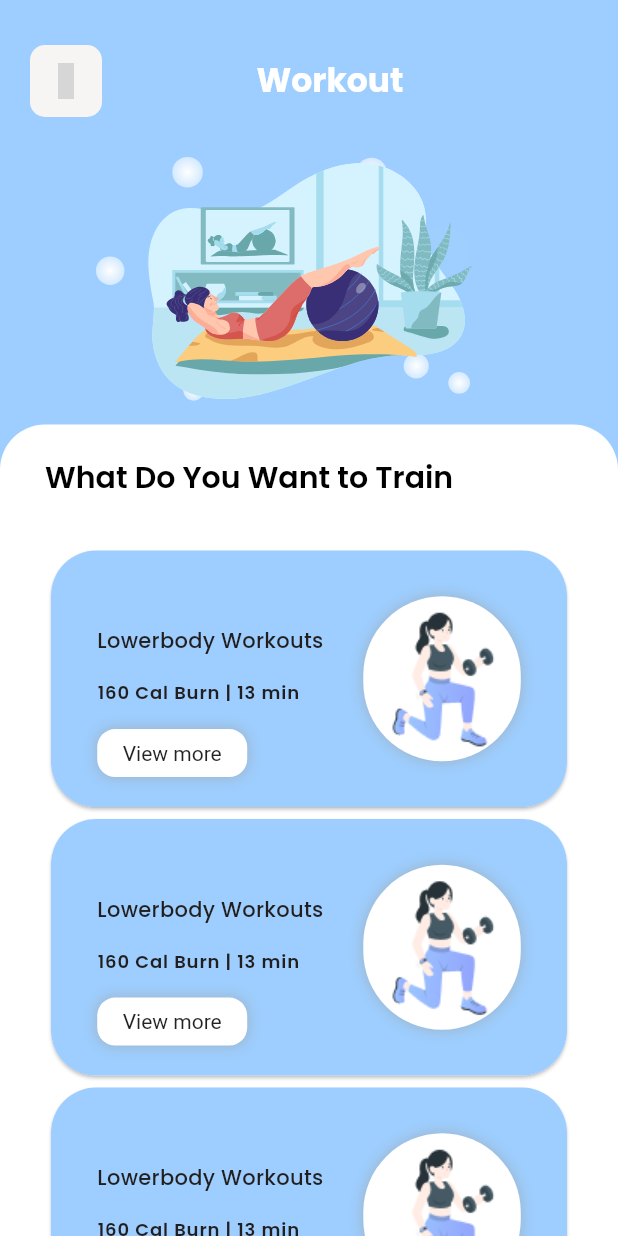
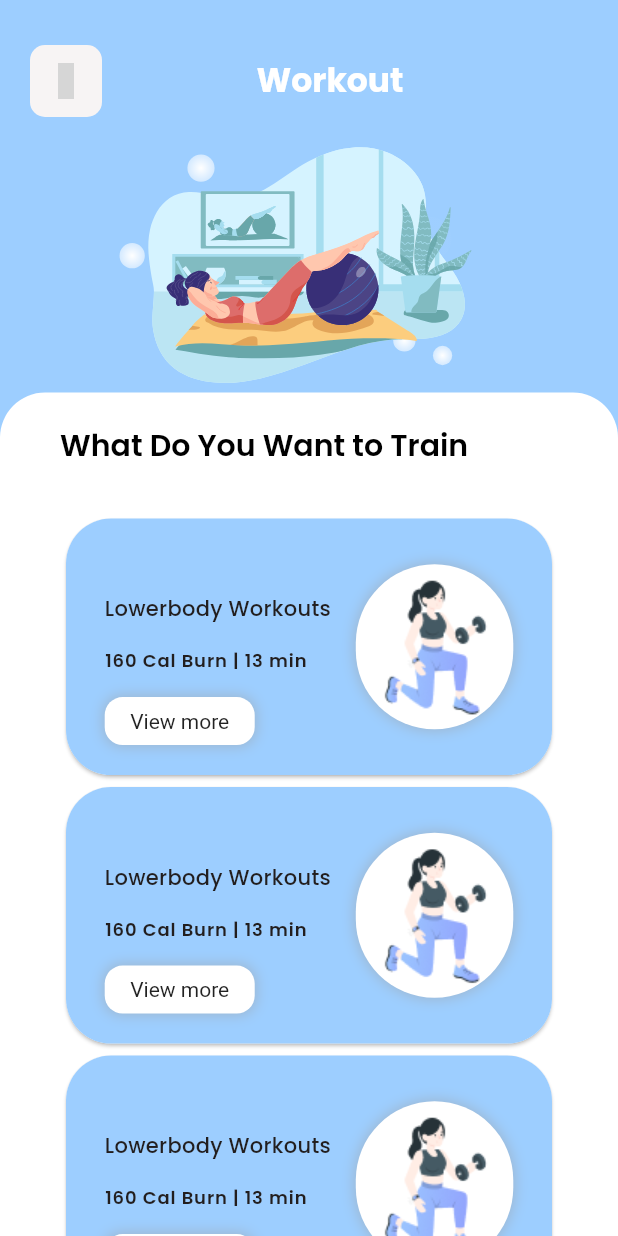
Before and after one commit to shakeerk123/FitlifePro, a Flutter app: the WorkoutScreen screen opened directly, on a phone screen of 412 x 824 dp. Run offline on Flutter 3.47's test engine with Material 2 defaults, Android fonts, the phone set to English and light mode, and no system bars; our stand-ins replace carousel_slider, fl_chart, get, google_nav_bar, iconly, lottie and 1 more; missing offline and left inert: intro_screen_onboarding_flutter; grey boxes are pictures that could not be loaded.

Commit message:
grid size changed

```diff
--- a/lib/app/view/workout_tracker/workouttracker_screen.dart
+++ b/lib/app/view/workout_tracker/workouttracker_screen.dart
@@ -24,7 +24,7 @@ class WorkoutScreen extends StatelessWidget {
             Stack(
               children: [
                 Padding(
-                  padding: const EdgeInsets.only(top: 90, left: 25, right: 25),
+                  padding: const EdgeInsets.only(top: 90, left: 45, right: 45),
                   child: Container(
                     width: double.infinity,
                     color: FitnessAppColors.logoColor2,
@@ -84,7 +84,7 @@ class WorkoutScreen extends StatelessWidget {
                 ),
                 width: double.infinity,
                 child:  Padding(
-                  padding: const EdgeInsets.only(top: 20, left: 30, right: 30),
+                  padding: const EdgeInsets.only(top: 20, left: 40, right: 40),
                   child: SingleChildScrollView(physics: const BouncingScrollPhysics(),
                     child: Column(
                       crossAxisAlignment: CrossAxisAlignment.start,
```
Also changed, not shown: lib/widgets/home_widgets/gridwidget.dart (line endings or trailing spaces).
